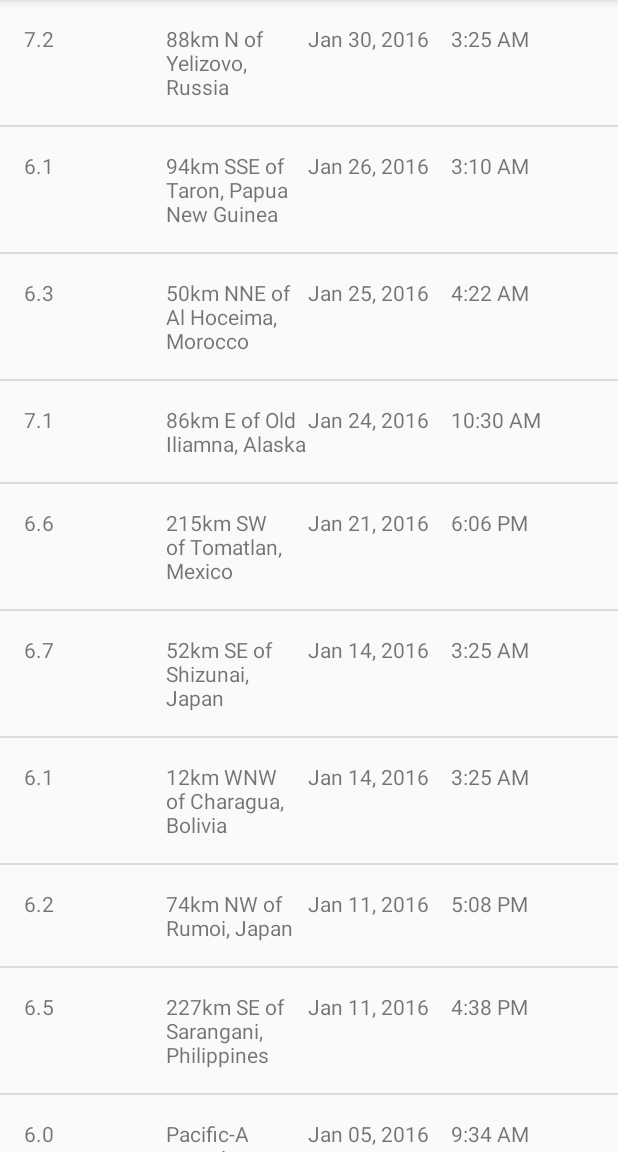
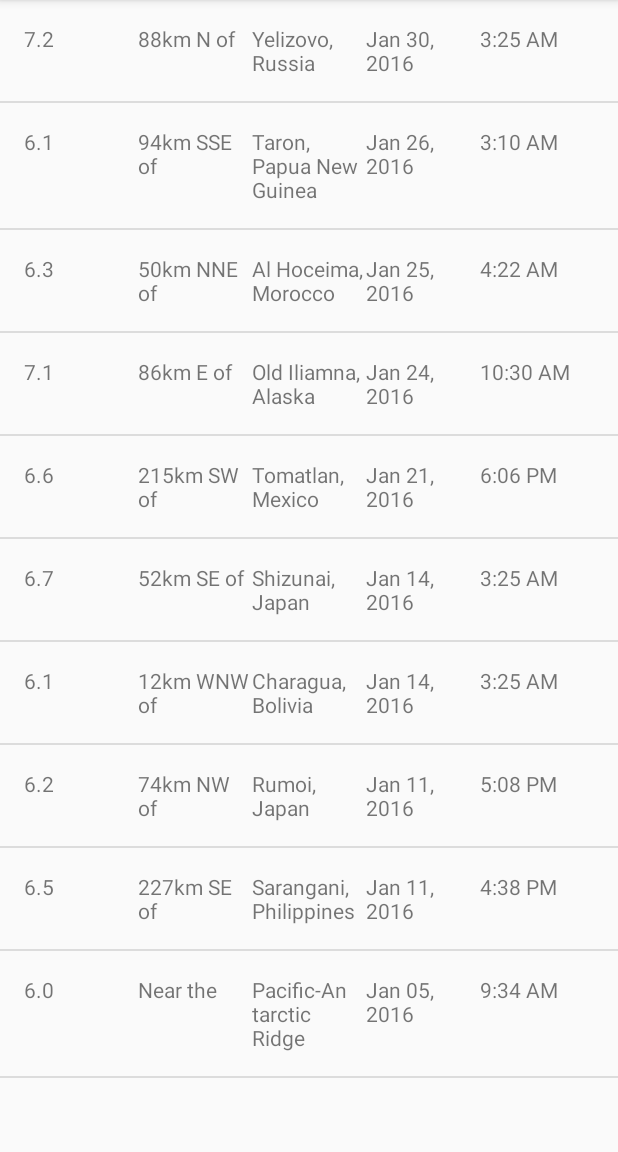
Before and after one commit to ankushransiwal/QuakeReport, an Android app: the screen it shows after launch (EarthquakeActivity), on a phone screen of 412 x 824 dp, the part 84-1236 px from its top. Run offline under Robolectric (Android 15) with nearby library versions, the phone set to English and light mode, and no system bars.

Commit message:
Split the location String into two textviews using String parts[] in EarthquakeAdapter

```diff
--- a/app/src/main/java/com/example/android/quakereport/EarthquakeAdapter.java
+++ b/app/src/main/java/com/example/android/quakereport/EarthquakeAdapter.java
@@ -22,6 +22,8 @@ import java.util.List;
  */
 
 public class EarthquakeAdapter extends ArrayAdapter<Earthquake> {
+
+    private static final String LOCATION_SEPARATOR = " of ";
 
     /**
      * This is our own custom constructor (it doesn't mirror a superclass constructor).
@@ -80,11 +82,33 @@ public class EarthquakeAdapter extends ArrayAdapter<Earthquake> {
         // set this text on the name TextView
         magnitudeView.setText(currentEarthquake.getmMagnitude());
 
+        String originalLocation = currentEarthquake.getmLocation();
+        String primaryLocation;
+        String locationOffset;
+
+
+        //Checks if the location string contains "of" keyword,
+        // then split the string into two parts for each textviews
+        //Otherwise use "Near the" value for the first textview as stored in stings.xml
+        if (originalLocation.contains(LOCATION_SEPARATOR)) {
+            String[] parts = originalLocation.split(LOCATION_SEPARATOR);
+            locationOffset = parts[0] + LOCATION_SEPARATOR;
+            primaryLocation = parts[1];
+        } else {
+            locationOffset = getContext().getString(R.string.near_the);
+            primaryLocation = originalLocation;
+        }
+
+
         // Find the TextView in the earthquake_list_item.xml layout with the ID version_number
-        TextView locationView = (TextView) listItemView.findViewById(R.id.location);
+        TextView locationView = (TextView) listItemView.findViewById(R.id.primary_location);
         // Get the version number from the currentEarthquake object and
         // set this text on the number TextView
-        locationView.setText(currentEarthquake.getmLocation());
+        locationView.setText(primaryLocation);
+
+        TextView locationOffsetView = (TextView) listItemView.findViewById(R.id.location_offset);
+        locationOffsetView.setText(locationOffset);
+
 
         // Create a new Date object from the time in milliseconds of the earthquake
         Date dateObject = new Date(currentEarthquake.getTimeInMilliseconds());
--- a/app/src/main/res/layout/earthquake_list_item.xml
+++ b/app/src/main/res/layout/earthquake_list_item.xml
@@ -25,12 +25,19 @@ Step 1: Create a xml file to display the content of each list according to your
         android:width="0dp"/>
 
     <TextView
-        android:layout_width="wrap_content"
+        android:id="@+id/location_offset"
+        android:layout_width="0dp"
         android:layout_height="wrap_content"
-        tools:text="San Francisco"
-        android:id="@+id/location"
         android:layout_weight="1"
-        android:width="0dp"/>
+        tools:text="30km S of" />
+
+    <TextView
+        android:id="@+id/primary_location"
+        android:layout_width="0dp"
+        android:layout_height="wrap_content"
+        android:layout_weight="1"
+        tools:text="San Francisco, CA" />
+
 
     <TextView
         android:id="@+id/date"
--- a/app/src/main/res/values/strings.xml
+++ b/app/src/main/res/values/strings.xml
@@ -2,4 +2,7 @@
 
 <resources>
     <string name="app_name">Quake Report</string>
+    <!-- Default text to show with the earthquake location ("Near the Pacific-Antarctic Ridge")
+ if no specific kilometer distance from the primary location is given [CHAR LIMIT=30] -->
+    <string name="near_the">Near the</string>
 </resources>
```
